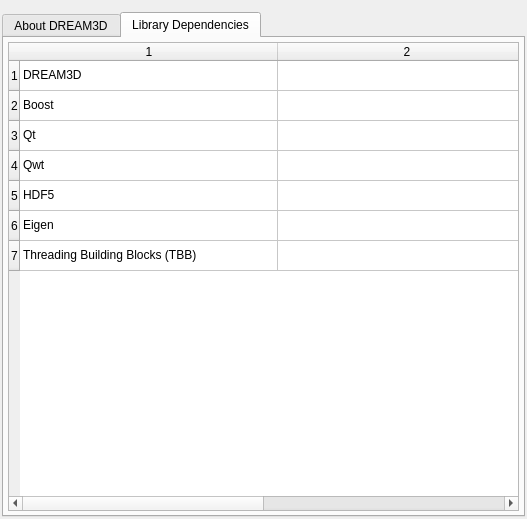
Before: the Qt Designer form Source/Applications/DREAM3D/UI_Files/AboutDREAM3D.ui in BlueQuartzSoftware/DREAM3D, drawn with Qt 5.
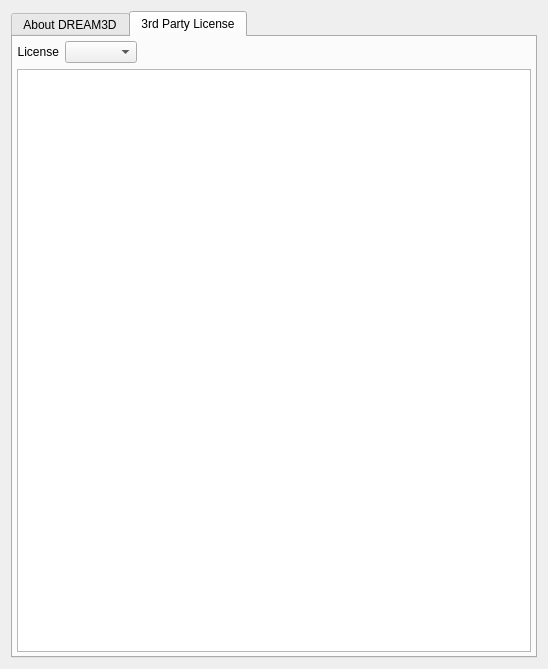
After: the same form once the commit is applied. The open tabs and pages were chosen to show the change. Icons and pictures are not drawn.

Commit message:
Incorporate License information into the About DREAM3D window.
updates #329

The edit to the form file:
```diff
--- a/Source/Applications/DREAM3D/UI_Files/AboutDREAM3D.ui
+++ b/Source/Applications/DREAM3D/UI_Files/AboutDREAM3D.ui
@@ -6,8 +6,8 @@
    <rect>
     <x>0</x>
     <y>0</y>
-    <width>527</width>
-    <height>519</height>
+    <width>548</width>
+    <height>669</height>
    </rect>
   </property>
   <property name="windowTitle">
@@ -18,21 +18,6 @@
     <normaloff>DREAM3D.ico</normaloff>DREAM3D.ico</iconset>
   </property>
   <layout class="QVBoxLayout" name="verticalLayout">
-   <property name="spacing">
-    <number>2</number>
-   </property>
-   <property name="leftMargin">
-    <number>2</number>
-   </property>
-   <property name="topMargin">
-    <number>12</number>
-   </property>
-   <property name="rightMargin">
-    <number>2</number>
-   </property>
-   <property name="bottomMargin">
-    <number>2</number>
-   </property>
    <item>
     <widget class="QTabWidget" name="tabWidget">
      <property name="currentIndex">
@@ -142,9 +127,9 @@
      </widget>
      <widget class="QWidget" name="tab_2">
       <attribute name="title">
-       <string>Library Dependencies</string>
+       <string>3rd Party License</string>
       </attribute>
-      <layout class="QHBoxLayout" name="horizontalLayout">
+      <layout class="QVBoxLayout" name="verticalLayout_2">
        <property name="leftMargin">
         <number>4</number>
        </property>
@@ -158,63 +143,46 @@
         <number>4</number>
        </property>
        <item>
-        <widget class="QTableWidget" name="version">
-         <property name="editTriggers">
-          <set>QAbstractItemView::NoEditTriggers</set>
-         </property>
-         <property name="rowCount">
-          <number>7</number>
-         </property>
-         <property name="columnCount">
-          <number>2</number>
-         </property>
-         <attribute name="horizontalHeaderDefaultSectionSize">
-          <number>258</number>
-         </attribute>
-         <row/>
-         <row/>
-         <row/>
-         <row/>
-         <row/>
-         <row/>
-         <row/>
-         <column/>
-         <column/>
-         <item row="0" column="0">
-          <property name="text">
-           <string>DREAM3D</string>
-          </property>
+        <layout class="QHBoxLayout" name="horizontalLayout_2">
+         <item>
+          <widget class="QLabel" name="label_11">
+           <property name="sizePolicy">
+            <sizepolicy hsizetype="Minimum" vsizetype="Preferred">
+             <horstretch>0</horstretch>
+             <verstretch>0</verstretch>
+            </sizepolicy>
+           </property>
+           <property name="text">
+            <string>License</string>
+           </property>
+           <property name="alignment">
+            <set>Qt::AlignRight|Qt::AlignTrailing|Qt::AlignVCenter</set>
+           </property>
+          </widget>
          </item>
-         <item row="1" column="0">
-          <property name="text">
-           <string>Boost</string>
-          </property>
+         <item>
+          <widget class="QComboBox" name="licenseCombo"/>
          </item>
-         <item row="2" column="0">
-          <property name="text">
-           <string>Qt</string>
-          </property>
+         <item>
+          <spacer name="horizontalSpacer">
+           <property name="orientation">
+            <enum>Qt::Horizontal</enum>
+           </property>
+           <property name="sizeHint" stdset="0">
+            <size>
+             <width>40</width>
+             <height>20</height>
+            </size>
+           </property>
+          </spacer>
          </item>
-         <item row="3" column="0">
-          <property name="text">
-           <string>Qwt</string>
-          </property>
-         </item>
-         <item row="4" column="0">
-          <property name="text">
-           <string>HDF5</string>
-          </property>
-         </item>
-         <item row="5" column="0">
-          <property name="text">
-           <string>Eigen</string>
-          </property>
-         </item>
-         <item row="6" column="0">
-          <property name="text">
-           <string>Threading Building Blocks (TBB)</string>
-          </property>
-         </item>
+        </layout>
+       </item>
+       <item>
+        <widget class="QTextEdit" name="appHelpText">
+         <property name="readOnly">
+          <bool>true</bool>
+         </property>
         </widget>
        </item>
       </layout>
```
Left out of the diff: 85 changed lines with no effect on the pictures. The commit also changes 11 other files.
